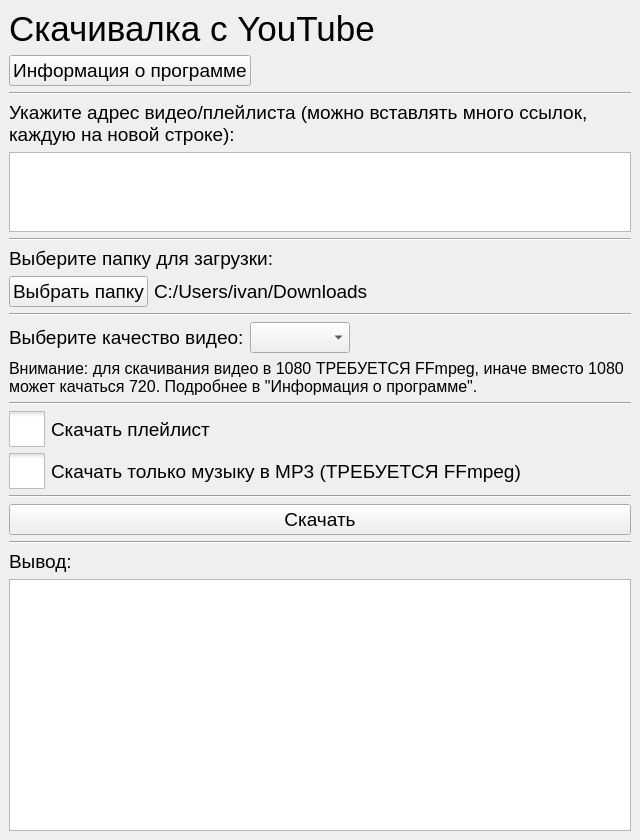
Old version of the form ui/main__big_ui.ui in the repository SeryiBaran/yt-dlp-python-gui.
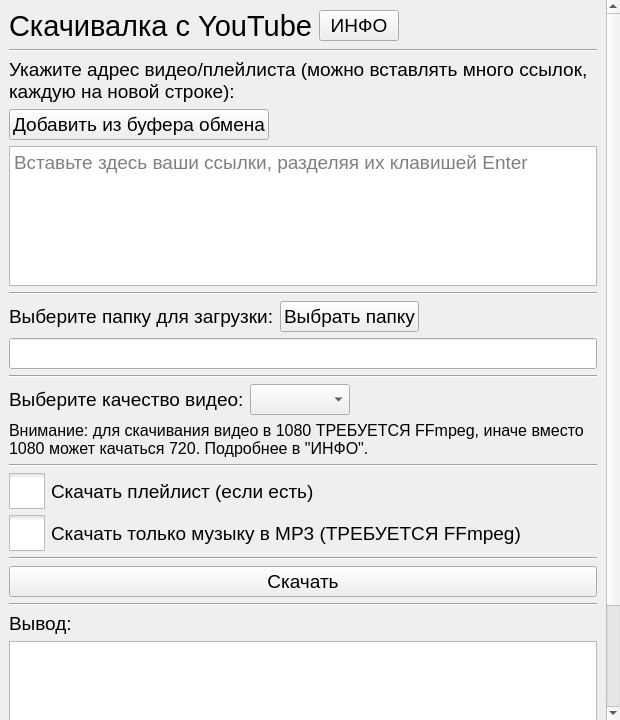
New version of the form. Icons and pictures are not drawn.

Commit message: feat: improve design

Diff of the .ui file:
```diff
--- a/ui/main__big_ui.ui
+++ b/ui/main__big_ui.ui
@@ -9,8 +9,8 @@
    <rect>
     <x>0</x>
     <y>0</y>
-    <width>640</width>
-    <height>840</height>
+    <width>620</width>
+    <height>720</height>
    </rect>
   </property>
   <property name="windowTitle">
@@ -42,7 +42,7 @@
      <widget class="QScrollArea" name="scrollArea">
       <property name="maximumSize">
        <size>
-        <width>640</width>
+        <width>1024</width>
         <height>16777215</height>
        </size>
       </property>
@@ -57,16 +57,18 @@
         <rect>
          <x>0</x>
          <y>0</y>
-         <width>640</width>
-         <height>840</height>
+         <width>603</width>
+         <height>880</height>
         </rect>
        </property>
        <layout class="QVBoxLayout" name="verticalLayout_3">
         <item>
+         <layout class="QHBoxLayout" name="horizontalLayout_4">
+          <item>
          <widget class="QLabel" name="label_13">
           <property name="font">
            <font>
-            <pointsize>26</pointsize>
+              <pointsize>22</pointsize>
            </font>
           </property>
           <property name="text">
@@ -75,8 +77,6 @@
          </widget>
         </item>
         <item>
-         <layout class="QHBoxLayout" name="horizontalLayout_4">
-          <item>
            <widget class="QPushButton" name="aboutButton">
             <property name="font">
              <font>
@@ -84,7 +84,7 @@
              </font>
             </property>
             <property name="text">
-             <string>Информация о программе</string>
+             <string>ИНФО</string>
             </property>
            </widget>
           </item>
@@ -125,6 +125,35 @@
           </property>
          </widget>
         </item>
+        <item>
+         <layout class="QHBoxLayout" name="horizontalLayout_5">
+          <item>
+           <widget class="QPushButton" name="button_paste_from_clipboard">
+            <property name="font">
+             <font>
+              <pointsize>14</pointsize>
+             </font>
+            </property>
+            <property name="text">
+             <string>Добавить из буфера обмена</string>
+            </property>
+           </widget>
+          </item>
+          <item>
+           <spacer name="horizontalSpacer_2">
+            <property name="orientation">
+             <enum>Qt::Horizontal</enum>
+            </property>
+            <property name="sizeHint" stdset="0">
+             <size>
+              <width>40</width>
+              <height>20</height>
+             </size>
+            </property>
+           </spacer>
+          </item>
+         </layout>
+        </item>
         <item>
          <widget class="QPlainTextEdit" name="plainTextEdit_urls">
           <property name="sizePolicy">
@@ -136,7 +165,7 @@
           <property name="maximumSize">
            <size>
             <width>16777215</width>
-            <height>80</height>
+            <height>140</height>
            </size>
           </property>
           <property name="font">
@@ -144,6 +173,9 @@
             <pointsize>14</pointsize>
            </font>
           </property>
+          <property name="placeholderText">
+           <string>Вставьте здесь ваши ссылки, разделяя их клавишей Enter</string>
+          </property>
          </widget>
         </item>
         <item>
@@ -154,6 +186,8 @@
          </widget>
         </item>
         <item>
+         <layout class="QHBoxLayout" name="horizontalLayout_3">
+          <item>
          <widget class="QLabel" name="label_18">
           <property name="font">
            <font>
@@ -166,8 +200,6 @@
          </widget>
         </item>
         <item>
-         <layout class="QHBoxLayout" name="horizontalLayout_3">
-          <item>
            <widget class="QPushButton" name="button_download_directory">
             <property name="font">
              <font>
@@ -179,18 +211,6 @@
             </property>
            </widget>
           </item>
-          <item>
-           <widget class="QLabel" name="label_download_directory">
-            <property name="font">
-             <font>
-              <pointsize>14</pointsize>
-             </font>
-            </property>
-            <property name="text">
-             <string>C:/Users/ivan/Downloads</string>
-            </property>
-           </widget>
-          </item>
           <item>
            <spacer name="horizontalSpacer_8">
             <property name="orientation">
@@ -206,6 +226,18 @@
           </item>
          </layout>
         </item>
+        <item>
+         <widget class="QLineEdit" name="lineEdit_download_directory">
+          <property name="font">
+           <font>
+            <pointsize>14</pointsize>
+           </font>
+          </property>
+          <property name="readOnly">
+           <bool>true</bool>
+          </property>
+         </widget>
+        </item>
         <item>
          <widget class="Line" name="line_14">
           <property name="orientation">
@@ -265,7 +297,7 @@
            </font>
           </property>
           <property name="text">
-           <string>Внимание: для скачивания видео в 1080 ТРЕБУЕТСЯ FFmpeg, иначе вместо 1080 может качаться 720. Подробнее в &quot;Информация о программе&quot;.</string>
+           <string>Внимание: для скачивания видео в 1080 ТРЕБУЕТСЯ FFmpeg, иначе вместо 1080 может качаться 720. Подробнее в &quot;ИНФО&quot;.</string>
           </property>
           <property name="wordWrap">
            <bool>true</bool>
@@ -290,7 +322,7 @@
            <string notr="true">QCheckBox::indicator { width: 36px; height: 36px;}</string>
           </property>
           <property name="text">
-           <string>Скачать плейлист</string>
+           <string>Скачать плейлист (если есть)</string>
           </property>
          </widget>
         </item>
```
Lines whose indentation alone changed are shown as unchanged. The commit also changes 6 other files.
